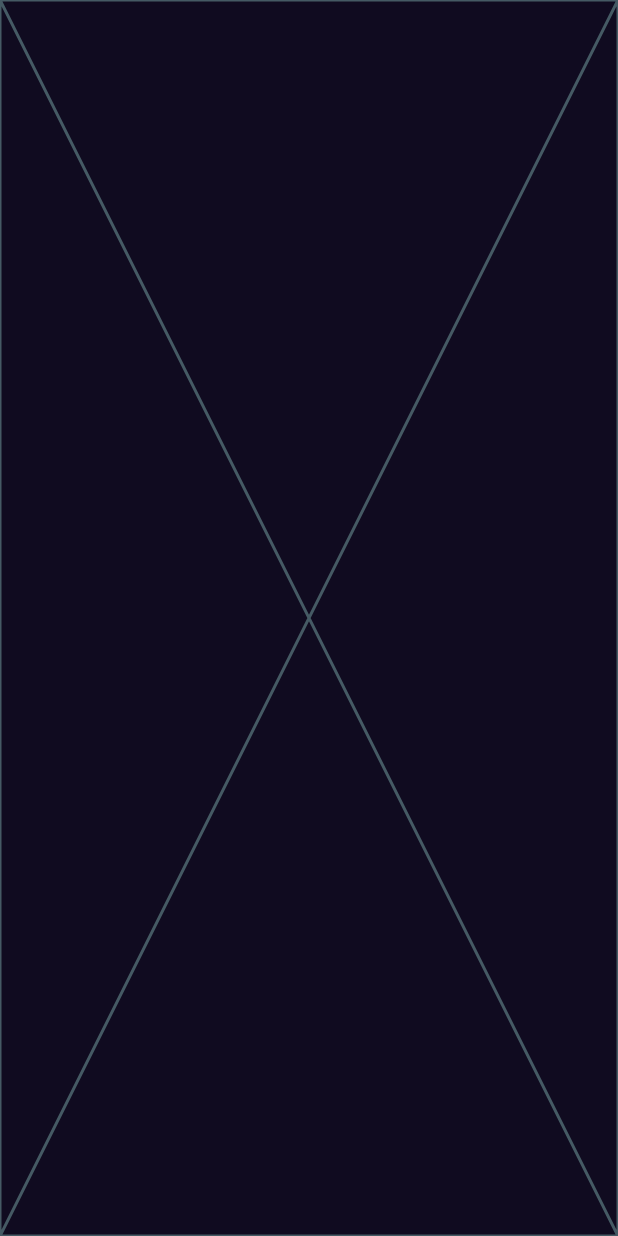
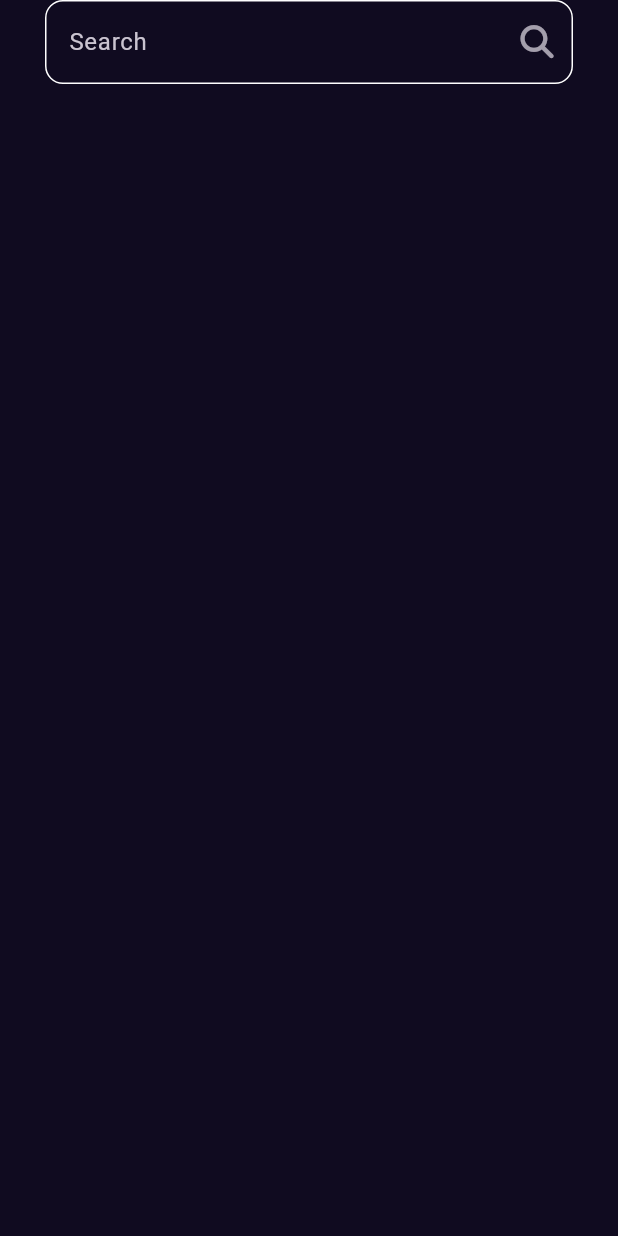
Before and after one commit to IbrahimRanjous/bookly2, a Flutter app: the SearchView screen opened by its route, on a phone screen of 412 x 824 dp. Run offline on Flutter 3.47's test engine with Material 3 defaults, Android fonts, the phone set to English and light mode, and no system bars; our stand-ins replace flutter_animate, font_awesome_flutter, go_router.

Commit message:
create custom search text field

```diff
--- a/lib/Features/home/presentation/views/widgets/custom_app_bar.dart
+++ b/lib/Features/home/presentation/views/widgets/custom_app_bar.dart
@@ -1,6 +1,8 @@
+import 'package:bookly/core/utils/app_router.dart';
 import 'package:bookly/core/utils/assets.dart';
 import 'package:flutter/material.dart';
 import 'package:font_awesome_flutter/font_awesome_flutter.dart';
+import 'package:go_router/go_router.dart';
 
 class CustomAppBar extends StatelessWidget {
   const CustomAppBar({super.key});
@@ -17,10 +19,12 @@ class CustomAppBar extends StatelessWidget {
           ),
           const Spacer(),
           IconButton(
-            onPressed: () {},
+            onPressed: () {
+              GoRouter.of(context).push(AppRouter.kSearchView);
+            },
             icon: const Icon(
               FontAwesomeIcons.magnifyingGlass,
-              size: 24,
+              size: 22,
             ),
           ),
         ],
--- a/lib/Features/home/presentation/views/widgets/custom_book_details_app_bar.dart
+++ b/lib/Features/home/presentation/views/widgets/custom_book_details_app_bar.dart
@@ -1,4 +1,5 @@
 import 'package:flutter/material.dart';
+import 'package:go_router/go_router.dart';
 
 class CustomBookDetailsAppBar extends StatelessWidget {
   const CustomBookDetailsAppBar({super.key});
@@ -9,7 +10,9 @@ class CustomBookDetailsAppBar extends StatelessWidget {
       mainAxisAlignment: MainAxisAlignment.spaceBetween,
       children: [
         IconButton(
-          onPressed: () {},
+          onPressed: () {
+            GoRouter.of(context).pop();
+          },
           icon: const Icon(Icons.close),
         ),
         IconButton(
--- /dev/null
+++ b/lib/Features/search/presentaion/views/widgets/custom_search_text_field.dart
@@ -0,0 +1,36 @@
+import 'package:flutter/material.dart';
+import 'package:font_awesome_flutter/font_awesome_flutter.dart';
+
+class CustomSearchTextField extends StatelessWidget {
+  const CustomSearchTextField({super.key});
+
+  @override
+  Widget build(BuildContext context) {
+    return TextField(
+      decoration: InputDecoration(
+        enabledBorder: buildOutlineInputBorder(),
+        focusedBorder: buildOutlineInputBorder(),
+        hintText: 'Search',
+        suffixIcon: IconButton(
+          onPressed: () {},
+          icon: const Opacity(
+            opacity: .8,
+            child: Icon(
+              FontAwesomeIcons.magnifyingGlass,
+              size: 22,
+            ),
+          ),
+        ),
+      ),
+    );
+  }
+
+  OutlineInputBorder buildOutlineInputBorder() {
+    return OutlineInputBorder(
+      borderSide: const BorderSide(
+        color: Colors.white,
+      ),
+      borderRadius: BorderRadius.circular(12),
+    );
+  }
+}
--- a/lib/Features/search/presentaion/views/widgets/search_view_body.dart
+++ b/lib/Features/search/presentaion/views/widgets/search_view_body.dart
@@ -1,3 +1,4 @@
+import 'package:bookly/Features/search/presentaion/views/widgets/custom_search_text_field.dart';
 import 'package:flutter/material.dart';
 
 class SearchViewBody extends StatelessWidget {
@@ -5,6 +6,13 @@ class SearchViewBody extends StatelessWidget {
 
   @override
   Widget build(BuildContext context) {
-    return const Placeholder();
+    return const Padding(
+      padding: EdgeInsets.symmetric(horizontal: 30),
+      child: Column(
+        children: [
+          CustomSearchTextField(),
+        ],
+      ),
+    );
   }
 }
```
Also changed, not shown: lib/Features/search/presentaion/views/search_view.dart (line endings or trailing spaces).
